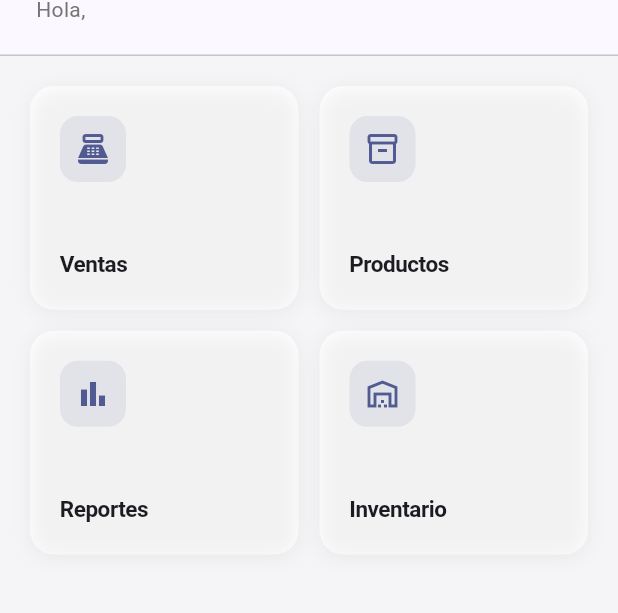
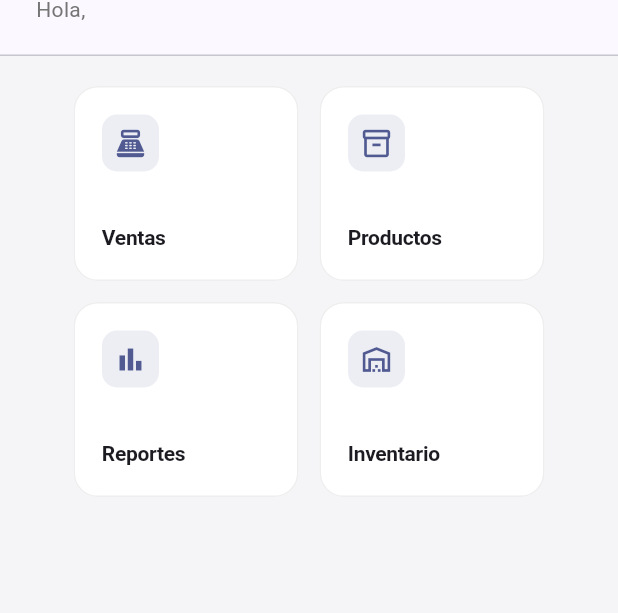
Before and after one commit to RamiroCalderonG/frontend-tienda, a Flutter app: the HomeScreen screen opened by its route, on a phone screen of 412 x 824 dp, the part 76-689 px from its top. Run offline on Flutter 3.47's test engine with Material 3 defaults, Android fonts, the phone set to English and light mode, and no system bars; our stand-ins replace flutter_riverpod, flutter_secure_storage, go_router, google_fonts; missing offline and left inert: dart:html; accounts and stored records are empty.

Commit message:
ui: fix home cards — tamaño fijo 150x130 con Wrap
Co-Authored-By: Claude Sonnet 4.6 <noreply@anthropic.com>

```diff
--- a/lib/screens/home/home_screen.dart
+++ b/lib/screens/home/home_screen.dart
@@ -80,17 +80,17 @@ class HomeScreen extends ConsumerWidget {
           Expanded(
             child: Padding(
               padding: const EdgeInsets.all(20),
-              child: GridView.builder(
-                gridDelegate: const SliverGridDelegateWithFixedCrossAxisCount(
-                  crossAxisCount: 2,
-                  crossAxisSpacing: 14,
-                  mainAxisSpacing: 14,
-                  childAspectRatio: 1.2,
-                ),
-                itemCount: modulos.length,
-                itemBuilder: (context, i) => _ModuloCard(
-                  modulo: modulos[i],
-                  onTap: () => context.push(modulos[i].route),
+              child: Align(
+                alignment: Alignment.topCenter,
+                child: Wrap(
+                  spacing: 14,
+                  runSpacing: 14,
+                  children: modulos
+                      .map((m) => _ModuloCard(
+                            modulo: m,
+                            onTap: () => context.push(m.route),
+                          ))
+                      .toList(),
                 ),
               ),
             ),
@@ -121,39 +121,36 @@ class _ModuloCard extends StatelessWidget {
     return Material(
       color: Colors.white,
       borderRadius: BorderRadius.circular(16),
+      elevation: 0,
       child: InkWell(
         onTap: onTap,
         borderRadius: BorderRadius.circular(16),
         child: Container(
+          width: 150,
+          height: 130,
           decoration: BoxDecoration(
             borderRadius: BorderRadius.circular(16),
-            boxShadow: [
-              BoxShadow(
-                color: Colors.black.withOpacity(0.05),
-                blurRadius: 10,
-                offset: const Offset(0, 2),
-              ),
-            ],
+            border: Border.all(color: Colors.grey.shade200),
           ),
-          padding: const EdgeInsets.all(20),
+          padding: const EdgeInsets.all(18),
           child: Column(
             crossAxisAlignment: CrossAxisAlignment.start,
             mainAxisAlignment: MainAxisAlignment.spaceBetween,
             children: [
               Container(
-                padding: const EdgeInsets.all(10),
+                padding: const EdgeInsets.all(8),
                 decoration: BoxDecoration(
                   color: cs.primary.withOpacity(0.1),
-                  borderRadius: BorderRadius.circular(12),
+                  borderRadius: BorderRadius.circular(10),
                 ),
-                child: Icon(modulo.icon, size: 24, color: cs.primary),
+                child: Icon(modulo.icon, size: 22, color: cs.primary),
               ),
               Text(
                 modulo.label,
                 style: const TextStyle(
-                  fontSize: 15,
+                  fontSize: 14,
                   fontWeight: FontWeight.w600,
-                  letterSpacing: -0.3,
+                  letterSpacing: -0.2,
                 ),
               ),
             ],
```
